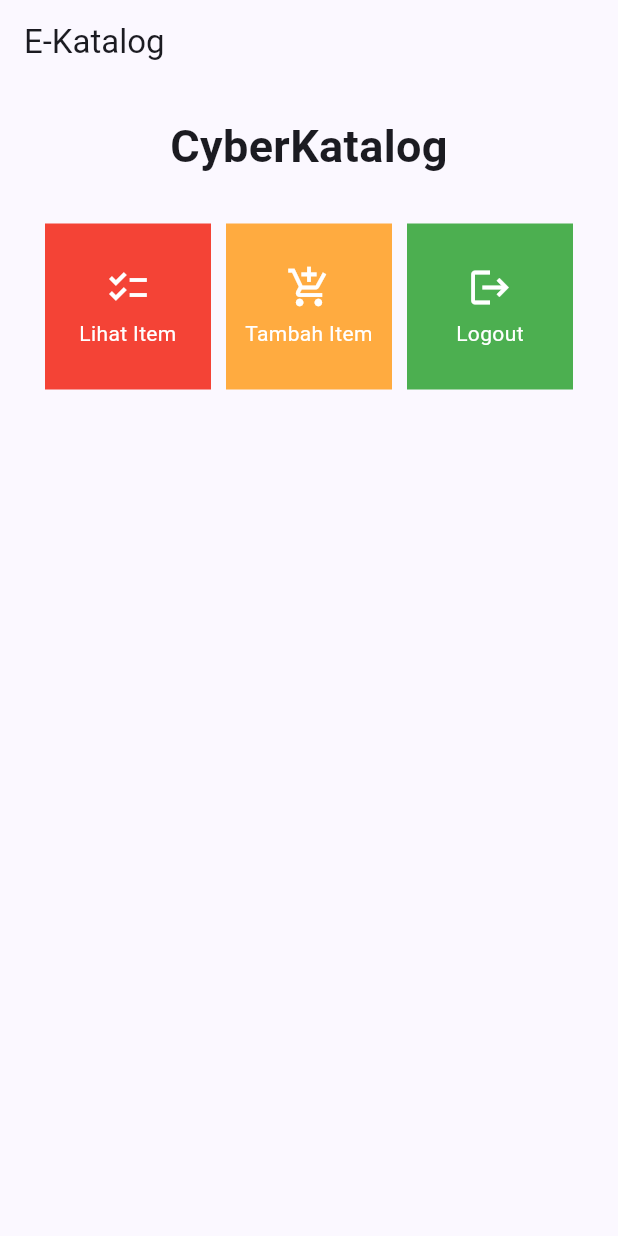
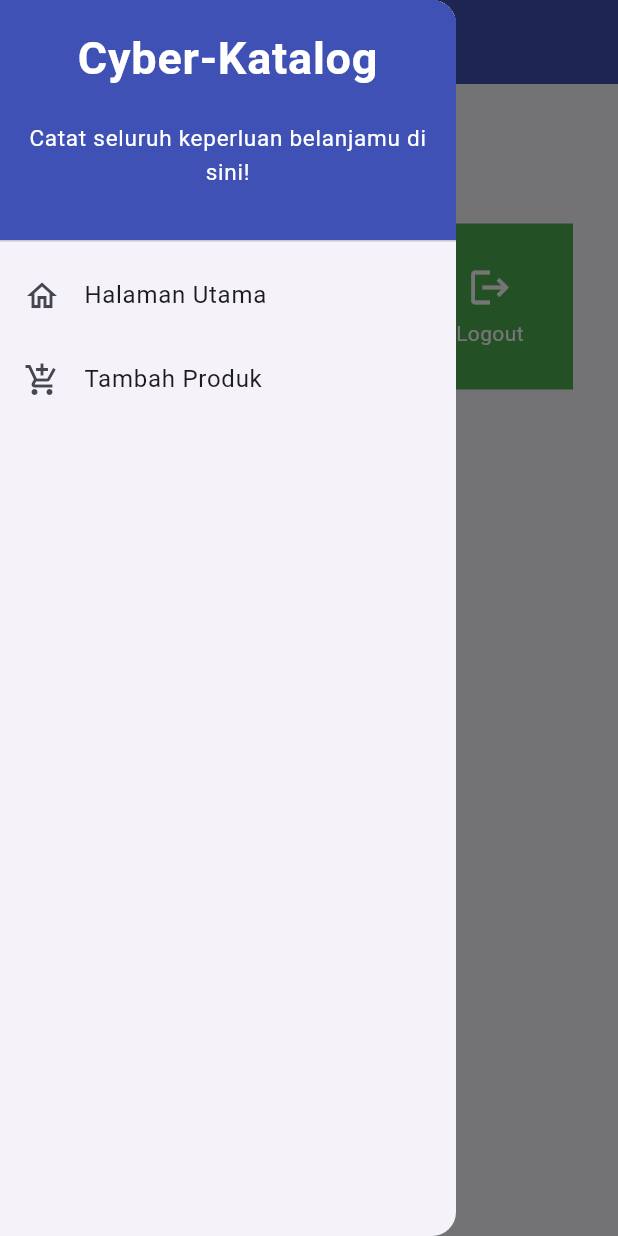
Before and after one commit to CyberSleeper/e-katalog-mobile, a Flutter app: the screen it shows after launch, with the side drawer open (before the commit the screen has no drawer), on a phone screen of 412 x 824 dp. Run offline on Flutter 3.47's test engine with Material 2 defaults, Android fonts, the phone set to English and light mode, and no system bars.

Commit message:
Done assignment 8

```diff
--- a/lib/main.dart
+++ b/lib/main.dart
@@ -1,5 +1,5 @@
 import 'package:flutter/material.dart';
-import 'package:e_katalog/menu.dart';
+import 'package:e_katalog/screens/menu.dart';
 
 void main() {
   runApp(const MyApp());
--- a/lib/menu.dart
+++ b/lib/screens/menu.dart
@@ -1,57 +1,6 @@
 import 'package:flutter/material.dart';
-
-class ShopItem {
-  final String name;
-  final IconData icon;
-  final Color color;
-
-  ShopItem(this.name, this.icon, this.color);
-}
-
-class ShopCard extends StatelessWidget {
-  final ShopItem item;
-
-  const ShopCard(this.item, {super.key}); // Constructor
-
-  @override
-  Widget build(BuildContext context) {
-    return Material(
-      color: item.color,
-      child: InkWell(
-        // Area responsive terhadap sentuhan
-        onTap: () {
-          // Memunculkan SnackBar ketika diklik
-          ScaffoldMessenger.of(context)
-            ..hideCurrentSnackBar()
-            ..showSnackBar(SnackBar(
-                content: Text("Kamu telah menekan tombol ${item.name}!")));
-        },
-        child: Container(
-          // Container untuk menyimpan Icon dan Text
-          padding: const EdgeInsets.all(8),
-          child: Center(
-            child: Column(
-              mainAxisAlignment: MainAxisAlignment.center,
-              children: [
-                Icon(
-                  item.icon,
-                  color: Colors.white,
-                  size: 30.0,
-                ),
-                const Padding(padding: EdgeInsets.all(3)),
-                Text(
-                  item.name,
-                  textAlign: TextAlign.center,
-                  style: const TextStyle(color: Colors.white),
-                ),
-              ],
-            ),
-          ),
-        ),
-      ),
-    );
-  }
-}
+import 'package:e_katalog/widgets/catalog_card.dart';
+import 'package:e_katalog/widgets/left_drawer.dart';
 
 class MyHomePage extends StatelessWidget {
   MyHomePage({Key? key}) : super(key: key);
@@ -69,7 +18,10 @@
         title: const Text(
           'E-Katalog',
         ),
+        backgroundColor: Colors.indigo,
+        foregroundColor: Colors.white,
       ),
+      drawer: const LeftDrawer(),
       body: SingleChildScrollView(
         // Widget wrapper yang dapat discroll
         child: Padding(
--- /dev/null
+++ b/lib/widgets/catalog_card.dart
@@ -0,0 +1,63 @@
+import 'package:e_katalog/screens/katalogList_form.dart';
+import 'package:flutter/material.dart';
+
+class ShopItem {
+  final String name;
+  final IconData icon;
+  final Color color;
+
+  ShopItem(this.name, this.icon, this.color);
+}
+
+class ShopCard extends StatelessWidget {
+  final ShopItem item;
+
+  const ShopCard(this.item, {super.key}); // Constructor
+
+  @override
+  Widget build(BuildContext context) {
+    return Material(
+      color: item.color,
+      child: InkWell(
+        // Area responsive terhadap sentuhan
+        onTap: () {
+          // Memunculkan SnackBar ketika diklik
+          ScaffoldMessenger.of(context)
+            ..hideCurrentSnackBar()
+            ..showSnackBar(SnackBar(
+                content: Text("Kamu telah menekan tombol ${item.name}!")));
+          if (item.name == "Tambah Item") {
+            Navigator.push(
+              context,
+              MaterialPageRoute(
+                builder: (context) => const ShopFormPage(),
+              )
+            );
+          }
+        },
+        child: Container(
+          // Container untuk menyimpan Icon dan Text
+          padding: const EdgeInsets.all(8),
+          child: Center(
+            child: Column(
+              mainAxisAlignment: MainAxisAlignment.center,
+              children: [
+                Icon(
+                  item.icon,
+                  color: Colors.white,
+                  size: 30.0,
+                ),
+                const Padding(padding: EdgeInsets.all(3)),
+                Text(
+                  item.name,
+                  textAlign: TextAlign.center,
+                  style: const TextStyle(color: Colors.white),
+                ),
+              ],
+            ),
+          ),
+        ),
+      ),
+    );
+  }
+}
--- /dev/null
+++ b/lib/widgets/left_drawer.dart
@@ -0,0 +1,70 @@
+import 'package:e_katalog/screens/kataloglist_form.dart';
+import 'package:flutter/material.dart';
+import 'package:e_katalog/screens/menu.dart';
+
+class LeftDrawer extends StatelessWidget {
+  const LeftDrawer({super.key});
+
+  @override
+  Widget build(BuildContext context) {
+    return Drawer(
+      child: ListView(
+        children: [
+          const DrawerHeader(
+            decoration: BoxDecoration(
+              color: Colors.indigo
+            ),
+            child: Column(
+              children: [
+                Text(
+                  'Cyber-Katalog',
+                  textAlign: TextAlign.center,
+                  style: TextStyle(
+                    fontSize: 30,
+                    fontWeight: FontWeight.bold,
+                    color: Colors.white,
+                  ),
+                ),
+                Padding(padding: EdgeInsets.all(10)),
+                Text(
+                  'Catat seluruh keperluan belanjamu di sini!',
+                  textAlign: TextAlign.center,
+                  style: TextStyle(
+                    fontSize: 15,
+                    color: Colors.white,
+                  ),
+                )
+              ],
+            ),
+          ),
+          ListTile(
+            leading: const Icon(Icons.home_outlined),
+            title: const Text('Halaman Utama'),
+            // Bagian redirection ke MyHomePage
+            onTap: () {
+              Navigator.pushReplacement(
+                context,
+                MaterialPageRoute(
+                  builder: (context) => MyHomePage(),
+                )
+              );
+            },
+          ),
+          ListTile(
+            leading: const Icon(Icons.add_shopping_cart),
+            title: const Text('Tambah Produk'),
+            // Bagian redirection ke ShopFormPage
+            onTap: () {
+              Navigator.push(
+                context,
+                MaterialPageRoute(
+                  builder: (context) => const ShopFormPage()
+                )
+              );
+            },
+          ),
+        ],
+      ),
+    );
+  }
+}
```
Also changed, not shown: lib/screens/kataloglist_form.dart (added, +162 -0 lines), 1 other file.
